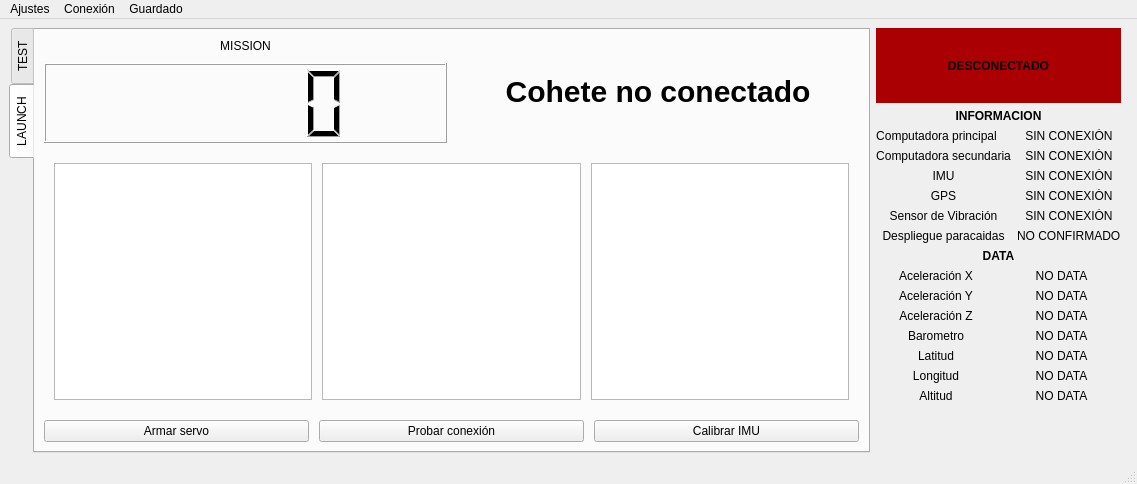
Old version of the form Estacion_Terrena/Estacion_Terrena/mainwindow.ui in the repository rodandres/Mission_CERO_Electronics.
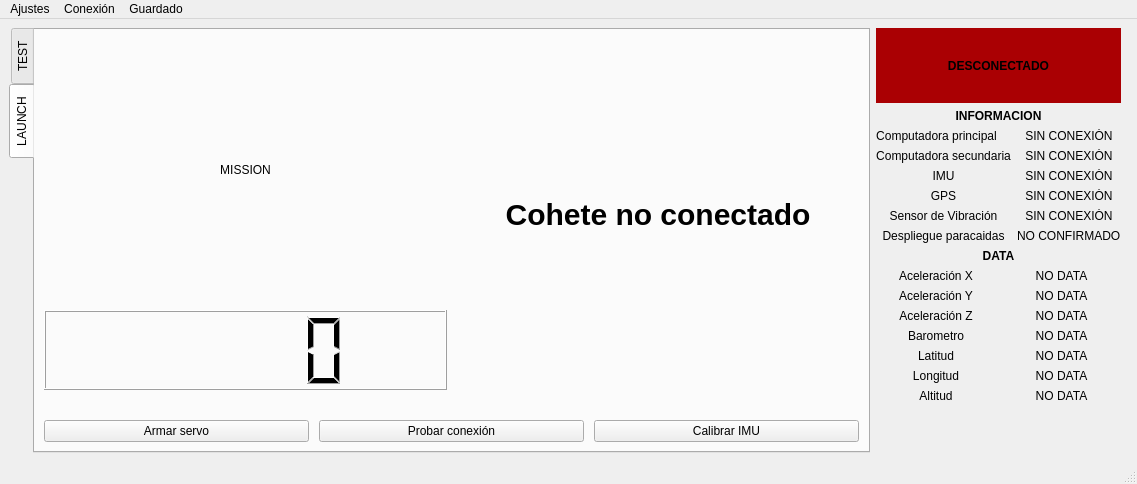
New version of the form.

```diff
--- a/Estacion_Terrena/Estacion_Terrena/mainwindow.ui
+++ b/Estacion_Terrena/Estacion_Terrena/mainwindow.ui
@@ -141,13 +141,13 @@
            <number>10</number>
           </property>
           <item>
-           <widget class="QGraphicsView" name="graphicsView"/>
+           <layout class="QGridLayout" name="graphsView3"/>
           </item>
           <item>
-           <widget class="QGraphicsView" name="graphicsView_2"/>
+           <layout class="QGridLayout" name="graphsView1"/>
           </item>
           <item>
-           <widget class="QGraphicsView" name="graphicsView_3"/>
+           <layout class="QGridLayout" name="graphsView2"/>
           </item>
          </layout>
         </item>
```
